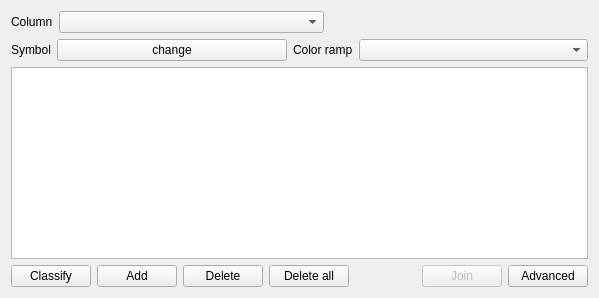
First picture: the form in src/ui/qgscategorizedsymbolrendererv2widget.ui, repository carsmie/QGIS, before the edit.
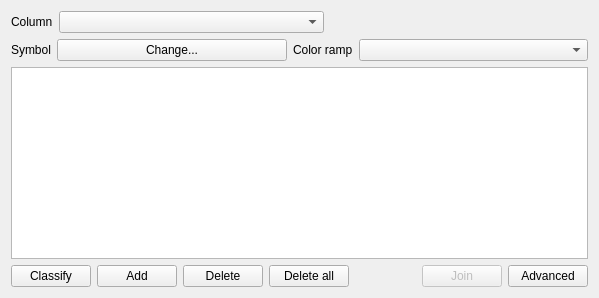
Second picture: the form after the edit. Custom widgets are drawn as their Qt base class.

What changed in the file:
```diff
--- a/src/ui/qgscategorizedsymbolrendererv2widget.ui
+++ b/src/ui/qgscategorizedsymbolrendererv2widget.ui
@@ -66,7 +66,7 @@
         </sizepolicy>
        </property>
        <property name="text">
-        <string>change</string>
+        <string>Change...</string>
        </property>
       </widget>
      </item>
```
